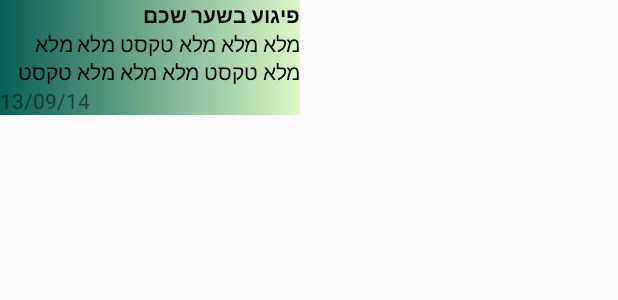
After one commit to naormalca/GeoNews, an Android app: the layout show_report_fragment.xml on its own in the app's theme, with its tools: preview values and no code run, on a phone screen of 412 x 824 dp. The commit adds this screen. Shown: the top 300 px of the screen. Run offline under Robolectric (Android 15) with nearby library versions, the phone set to English and light mode, and no system bars.

Commit message:
Add all fragment to show the reports

```diff
--- a/app/src/main/java/naormalca/com/appmap/misc/Constant.java
+++ b/app/src/main/java/naormalca/com/appmap/misc/Constant.java
@@ -16,4 +16,6 @@ public class Constant {
     public static final int MARKER_TYPE_ECONOMY = 1;
     public static final int MARKER_TYPE_SOCIAL = 2;
     public static final int MARKER_TYPE_CRIMINAL = 3;
+
+    public static final String REPORT_FRAGMENT_TAG = "fragment tag";
 }
--- /dev/null
+++ b/app/src/main/res/layout/show_report_fragment.xml
@@ -0,0 +1,30 @@
+<?xml version="1.0" encoding="utf-8"?>
+<LinearLayout
+    xmlns:android="http://schemas.android.com/apk/res/android"
+    xmlns:tools="http://schemas.android.com/tools"
+    android:layout_width="200dp"
+    android:layout_height="wrap_content"
+    android:layout_alignParentBottom="true"
+    android:orientation="vertical"
+    android:background="@drawable/bg_gradient_report">
+
+    <TextView
+        android:id="@+id/titleTextView"
+        android:layout_width="match_parent"
+        android:layout_height="wrap_content"
+        android:textColor="@android:color/black"
+        android:textStyle="bold"
+        tools:text="פיגוע בשער שכם" />
+
+    <TextView
+        android:id="@+id/descriptionTextView"
+        android:textColor="@android:color/black"
+        android:layout_width="match_parent"
+        android:layout_height="wrap_content"
+        tools:text="מלא מלא מלא טקסט מלא מלא מלא טקסט מלא מלא מלא טקסט" />
+    <TextView
+        android:id="@+id/timeTextView"
+        android:layout_width="match_parent"
+        android:layout_height="wrap_content"
+        tools:text="13/09/14" />
+</LinearLayout>
--- a/app/src/main/res/values/colors.xml
+++ b/app/src/main/res/values/colors.xml
@@ -3,4 +3,5 @@
     <color name="colorPrimary">#3F51B5</color>
     <color name="colorPrimaryDark">#303F9F</color>
     <color name="colorAccent">#FF4081</color>
+    <color name="fragmentReport">#DCF8C6</color>
 </resources>
```
Also changed, not shown: app/src/main/java/naormalca/com/appmap/model/MarkerTag.java (added, +8 -0 lines), app/src/main/java/naormalca/com/appmap/ui/ShowReportFragment.java (added, +43 -0 lines), app/src/main/res/layout/content_main.xml (+8 -2 lines).
